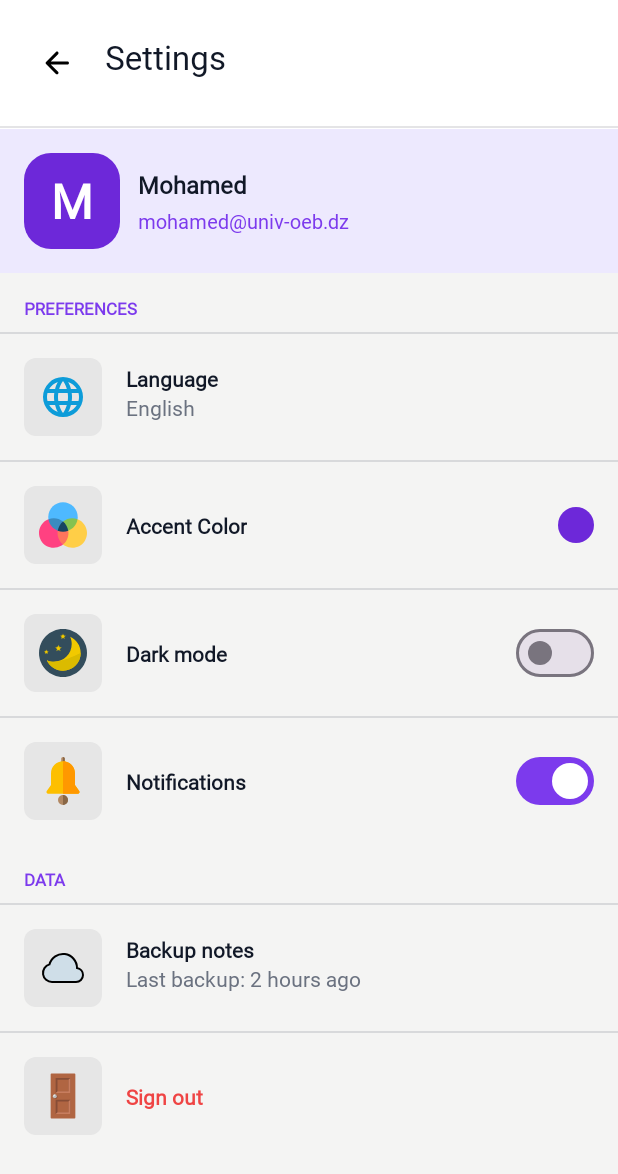
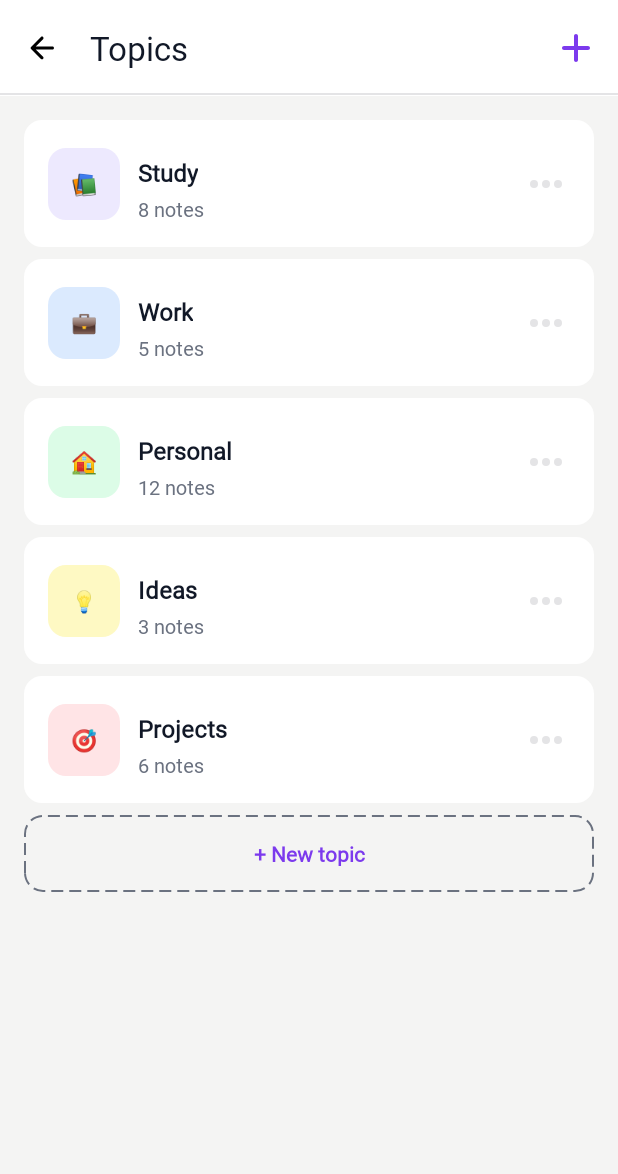
Before and after one commit to RyZeDZ/MyNotes-App, an Android app: the screen it shows after launch (SettingsActivity before the commit, TopicsActivity after it), on a phone screen of 412 x 824 dp. Shown: the top 1174 px of the screen. Run offline under Robolectric (Android 15) with nearby library versions, the light colour scheme and no system bars.

Commit message:
Add Topics screen with emoji icons, note counts and new topic footer

```diff
--- a/app/src/main/AndroidManifest.xml
+++ b/app/src/main/AndroidManifest.xml
@@ -12,7 +12,7 @@
         android:supportsRtl="true"
         android:theme="@style/Theme.MyNotes">
         <activity
-            android:name=".SettingsActivity"
+            android:name=".TopicsActivity"
             android:exported="true">
             <intent-filter>
                 <action android:name="android.intent.action.MAIN" />
@@ -20,6 +20,7 @@
                 <category android:name="android.intent.category.LAUNCHER" />
             </intent-filter>
         </activity>
+        <activity android:name=".SettingsActivity" />
         <activity android:name=".TrashActivity" />
         <activity android:name=".MainActivity" />
         <activity android:name=".ArchiveActivity" />
--- /dev/null
+++ b/app/src/main/java/com/example/mynotes/Topic.java
@@ -0,0 +1,15 @@
+package com.example.mynotes;
+
+public class Topic {
+    String name;
+    String emoji;
+    int noteCount;
+    int iconBgColor;
+
+    public Topic(String name, String emoji, int noteCount, int iconBgColor) {
+        this.name = name;
+        this.emoji = emoji;
+        this.noteCount = noteCount;
+        this.iconBgColor = iconBgColor;
+    }
+}
--- /dev/null
+++ b/app/src/main/java/com/example/mynotes/TopicAdapter.java
@@ -0,0 +1,85 @@
+package com.example.mynotes;
+
+import android.view.LayoutInflater;
+import android.view.View;
+import android.view.ViewGroup;
+import android.widget.ImageButton;
+import android.widget.TextView;
+
+import androidx.annotation.NonNull;
+import androidx.core.content.ContextCompat;
+import androidx.recyclerview.widget.RecyclerView;
+
+import java.util.List;
+
+public class TopicAdapter extends RecyclerView.Adapter<RecyclerView.ViewHolder> {
+
+    private static final int TYPE_TOPIC = 0;
+    private static final int TYPE_FOOTER = 1;
+
+    List<Topic> topics;
+
+    public TopicAdapter(List<Topic> topics) {
+        this.topics = topics;
+    }
+
+    @Override
+    public int getItemViewType(int position) {
+        return position == topics.size() ? TYPE_FOOTER : TYPE_TOPIC;
+    }
+
+    @Override
+    public int getItemCount() {
+        return topics.size() + 1;
+    }
+
+    @NonNull
+    @Override
+    public RecyclerView.ViewHolder onCreateViewHolder(@NonNull ViewGroup parent, int viewType) {
+        if (viewType == TYPE_TOPIC) {
+            View view = LayoutInflater.from(parent.getContext())
+                    .inflate(R.layout.layout_topic_item, parent, false);
+            return new TopicViewHolder(view);
+        } else {
+            View view = LayoutInflater.from(parent.getContext())
+                    .inflate(R.layout.layout_topic_footer, parent, false);
+            return new FooterViewHolder(view);
+        }
+    }
+
+    @Override
+    public void onBindViewHolder(@NonNull RecyclerView.ViewHolder holder, int position) {
+        if (holder instanceof TopicViewHolder) {
+            TopicViewHolder h = (TopicViewHolder) holder;
+            Topic topic = topics.get(position);
+            h.topicName.setText(topic.name);
+            h.topicCount.setText(
+                    holder.itemView.getContext()
+                            .getString(R.string.topic_notes_count, topic.noteCount)
+            );
+            h.topicIcon.setText(topic.emoji);
+            h.topicIcon.getBackground().setTint(
+                    ContextCompat.getColor(holder.itemView.getContext(), topic.iconBgColor)
+            );
+        }
+    }
+
+    static class TopicViewHolder extends RecyclerView.ViewHolder {
+        TextView topicName, topicCount, topicIcon;
+        ImageButton ibMore;
+
+        public TopicViewHolder(@NonNull View itemView) {
+            super(itemView);
+            topicName = itemView.findViewById(R.id.tvTopicName);
+            topicCount = itemView.findViewById(R.id.tvTopicCount);
+            topicIcon = itemView.findViewById(R.id.tvTopicIcon);
+            ibMore = itemView.findViewById(R.id.ibTopicMore);
+        }
+    }
+
+    static class FooterViewHolder extends RecyclerView.ViewHolder {
+        public FooterViewHolder(@NonNull View itemView) {
+            super(itemView);
+        }
+    }
+}
--- /dev/null
+++ b/app/src/main/java/com/example/mynotes/TopicsActivity.java
@@ -0,0 +1,42 @@
+package com.example.mynotes;
+
+import android.os.Bundle;
+
+import androidx.appcompat.app.AppCompatActivity;
+import androidx.recyclerview.widget.LinearLayoutManager;
+import androidx.recyclerview.widget.RecyclerView;
+
+import com.google.android.material.appbar.MaterialToolbar;
+
+import java.util.ArrayList;
+import java.util.List;
+
+public class TopicsActivity extends AppCompatActivity {
+
+    RecyclerView recyclerView;
+    TopicAdapter adapter;
+    List<Topic> topics;
+
+    @Override
+    protected void onCreate(Bundle savedInstanceState) {
+        super.onCreate(savedInstanceState);
+        setContentView(R.layout.activity_topics);
+
+        MaterialToolbar toolbar = findViewById(R.id.materialToolbar);
+        toolbar.setNavigationIcon(R.drawable.ic_back);
+        toolbar.setNavigationOnClickListener(v -> finish());
+
+        topics = new ArrayList<>();
+        topics.add(new Topic("Study", "📚", 8, R.color.topicStudy));
+        topics.add(new Topic("Work", "💼", 5, R.color.topicWork));
+        topics.add(new Topic("Personal", "🏠", 12, R.color.topicPersonal));
+        topics.add(new Topic("Ideas", "💡", 3, R.color.topicIdeas));
+        topics.add(new Topic("Projects", "🎯", 6, R.color.topicProjects));
+
+        recyclerView = findViewById(R.id.recyclerView);
+        recyclerView.setLayoutManager(new LinearLayoutManager(this));
+
+        adapter = new TopicAdapter(topics);
+        recyclerView.setAdapter(adapter);
+    }
+}
--- /dev/null
+++ b/app/src/main/res/drawable/bg_topic_footer.xml
@@ -0,0 +1,10 @@
+<?xml version="1.0" encoding="utf-8"?>
+<shape xmlns:android="http://schemas.android.com/apk/res/android">
+    <solid android:color="@color/screenBg"/>
+    <stroke
+        android:width="1dp"
+        android:color="@color/textSecondary"
+        android:dashWidth="8dp"
+        android:dashGap="4dp"/>
+    <corners android:radius="12dp"/>
+</shape>
--- /dev/null
+++ b/app/src/main/res/drawable/bg_topic_icon.xml
@@ -0,0 +1,5 @@
+<?xml version="1.0" encoding="utf-8"?>
+<shape xmlns:android="http://schemas.android.com/apk/res/android">
+    <solid android:color="@color/topicIconBackground"/>
+    <corners android:radius="12dp"/>
+</shape>
--- /dev/null
+++ b/app/src/main/res/drawable/ic_add.xml
@@ -0,0 +1,5 @@
+<vector xmlns:android="http://schemas.android.com/apk/res/android" android:height="32dp" android:tint="#7C3AED" android:viewportHeight="24" android:viewportWidth="24" android:width="32dp">
+
+    <path android:fillColor="@android:color/white" android:pathData="M18,13h-5v5c0,0.55 -0.45,1 -1,1s-1,-0.45 -1,-1v-5H6c-0.55,0 -1,-0.45 -1,-1s0.45,-1 1,-1h5V6c0,-0.55 0.45,-1 1,-1s1,0.45 1,1v5h5c0.55,0 1,0.45 1,1s-0.45,1 -1,1z"/>
+
+</vector>
--- /dev/null
+++ b/app/src/main/res/drawable/ic_more.xml
@@ -0,0 +1,9 @@
+<vector xmlns:android="http://schemas.android.com/apk/res/android" android:height="32dp" android:viewportHeight="24" android:viewportWidth="24" android:width="32dp">
+
+    <path android:fillColor="#00000000" android:pathData="M17,12C17,12.552 17.448,13 18,13C18.552,13 19,12.552 19,12C19,11.448 18.552,11 18,11C17.448,11 17,11.448 17,12Z" android:strokeColor="#E4E4E6" android:strokeLineCap="round" android:strokeLineJoin="round" android:strokeWidth="2"/>
+
+    <path android:fillColor="#00000000" android:pathData="M11,12C11,12.552 11.448,13 12,13C12.552,13 13,12.552 13,12C13,11.448 12.552,11 12,11C11.448,11 11,11.448 11,12Z" android:strokeColor="#E4E4E6" android:strokeLineCap="round" android:strokeLineJoin="round" android:strokeWidth="2"/>
+
+    <path android:fillColor="#00000000" android:pathData="M5,12C5,12.552 5.448,13 6,13C6.552,13 7,12.552 7,12C7,11.448 6.552,11 6,11C5.448,11 5,11.448 5,12Z" android:strokeColor="#E4E4E6" android:strokeLineCap="round" android:strokeLineJoin="round" android:strokeWidth="2"/>
+
+</vector>
--- /dev/null
+++ b/app/src/main/res/layout/activity_topics.xml
@@ -0,0 +1,36 @@
+<?xml version="1.0" encoding="utf-8"?>
+<androidx.constraintlayout.widget.ConstraintLayout xmlns:android="http://schemas.android.com/apk/res/android"
+    xmlns:app="http://schemas.android.com/apk/res-auto"
+    xmlns:tools="http://schemas.android.com/tools"
+    android:id="@+id/main"
+    android:layout_width="match_parent"
+    android:layout_height="match_parent"
+    android:fitsSystemWindows="true"
+    android:background="@color/screenBg"
+    tools:context=".TopicsActivity">
+
+    <com.google.android.material.appbar.MaterialToolbar
+        android:id="@+id/materialToolbar"
+        android:layout_width="match_parent"
+        android:layout_height="wrap_content"
+        android:background="@drawable/bg_toolbar"
+        app:layout_constraintEnd_toEndOf="parent"
+        app:layout_constraintStart_toStartOf="parent"
+        app:layout_constraintTop_toTopOf="parent"
+        app:navigationIcon="@drawable/ic_back"
+        app:title="@string/screen_topics"
+        app:titleCentered="false"
+        app:titleTextColor="@color/textPrimary"
+        app:menu="@menu/topics_menu"/>
+
+    <androidx.recyclerview.widget.RecyclerView
+        android:id="@+id/recyclerView"
+        android:layout_width="match_parent"
+        android:layout_height="0dp"
+        android:layout_margin="16dp"
+        app:layout_constraintBottom_toBottomOf="parent"
+        app:layout_constraintEnd_toEndOf="parent"
+        app:layout_constraintStart_toStartOf="parent"
+        app:layout_constraintTop_toBottomOf="@+id/materialToolbar" />
+
+</androidx.constraintlayout.widget.ConstraintLayout>
--- /dev/null
+++ b/app/src/main/res/layout/layout_topic_footer.xml
@@ -0,0 +1,22 @@
+<?xml version="1.0" encoding="utf-8"?>
+<androidx.constraintlayout.widget.ConstraintLayout xmlns:android="http://schemas.android.com/apk/res/android"
+    xmlns:app="http://schemas.android.com/apk/res-auto"
+    xmlns:tools="http://schemas.android.com/tools"
+    android:layout_width="match_parent"
+    android:layout_height="wrap_content"
+    android:background="@drawable/bg_topic_footer"
+    android:padding="16dp">
+
+    <TextView
+        android:layout_width="match_parent"
+        android:layout_height="wrap_content"
+        android:gravity="center"
+        android:text="@string/btn_new_topic"
+        android:textColor="@color/primary"
+        android:textStyle="bold"
+        app:layout_constraintBottom_toBottomOf="parent"
+        app:layout_constraintEnd_toEndOf="parent"
+        app:layout_constraintStart_toStartOf="parent"
+        app:layout_constraintTop_toTopOf="parent" />
+
+</androidx.constraintlayout.widget.ConstraintLayout>
--- /dev/null
+++ b/app/src/main/res/layout/layout_topic_item.xml
@@ -0,0 +1,59 @@
+<?xml version="1.0" encoding="utf-8"?>
+<androidx.constraintlayout.widget.ConstraintLayout xmlns:android="http://schemas.android.com/apk/res/android"
+    xmlns:app="http://schemas.android.com/apk/res-auto"
+    xmlns:tools="http://schemas.android.com/tools"
+    android:layout_width="match_parent"
+    android:layout_height="wrap_content"
+    android:background="@drawable/bg_note_card"
+    android:padding="16dp"
+    android:layout_marginBottom="8dp">
+
+    <TextView
+        android:id="@+id/tvTopicIcon"
+        android:layout_width="48dp"
+        android:layout_height="48dp"
+        android:background="@drawable/bg_topic_icon"
+        android:padding="8dp"
+        android:gravity="center"
+        app:layout_constraintBottom_toBottomOf="parent"
+        app:layout_constraintStart_toStartOf="parent"
+        app:layout_constraintTop_toTopOf="parent" />
+
+    <TextView
+        android:id="@+id/tvTopicName"
+        android:layout_width="0dp"
+        android:layout_height="wrap_content"
+        android:layout_marginStart="12dp"
+        android:layout_marginEnd="12dp"
+        android:layout_marginTop="8dp"
+        android:text="@string/screen_topics"
+        android:textColor="@color/textPrimary"
+        android:textSize="16sp"
+        android:textStyle="bold"
+        app:layout_constraintStart_toEndOf="@+id/tvTopicIcon"
+        app:layout_constraintTop_toTopOf="parent" />
+
+    <TextView
+        android:id="@+id/tvTopicCount"
+        android:layout_width="0dp"
+        android:layout_height="wrap_content"
+        android:layout_marginStart="12dp"
+        android:layout_marginTop="4dp"
+        android:textColor="@color/textSecondary"
+        android:textSize="13sp"
+        android:text="@string/topic_notes_count"
+        app:layout_constraintEnd_toStartOf="@+id/ibTopicMore"
+        app:layout_constraintStart_toEndOf="@+id/tvTopicIcon"
+        app:layout_constraintTop_toBottomOf="@+id/tvTopicName" />
+
+    <ImageButton
+        android:id="@+id/ibTopicMore"
+        android:layout_width="wrap_content"
+        android:layout_height="wrap_content"
+        android:background="@android:color/transparent"
+        android:src="@drawable/ic_more"
+        app:layout_constraintBottom_toBottomOf="parent"
+        app:layout_constraintEnd_toEndOf="parent"
+        app:layout_constraintTop_toTopOf="parent" />
+
+</androidx.constraintlayout.widget.ConstraintLayout>
--- /dev/null
+++ b/app/src/main/res/menu/topics_menu.xml
@@ -0,0 +1,9 @@
+<?xml version="1.0" encoding="utf-8"?>
+<menu xmlns:android="http://schemas.android.com/apk/res/android"
+    xmlns:app="http://schemas.android.com/apk/res-auto">
+    <item
+        android:id="@+id/action_add_topic"
+        android:icon="@drawable/ic_add"
+        android:title="@string/btn_new_topic"
+        app:showAsAction="always"/>
+</menu>
--- a/app/src/main/res/values/colors.xml
+++ b/app/src/main/res/values/colors.xml
@@ -16,4 +16,10 @@
     <color name="red">#EF4444</color>
     <color name="redLight">#1AEF4444</color>
     <color name="profileBg">#EDE9FE</color>
+    <color name="topicStudy">#EDE9FE</color>
+    <color name="topicWork">#DBEAFE</color>
+    <color name="topicPersonal">#DCFCE7</color>
+    <color name="topicIdeas">#FEF9C3</color>
+    <color name="topicProjects">#FFE4E6</color>
+    <color name="topicIconBackground">#F3F4F6</color>
 </resources>
--- a/app/src/main/res/values/strings.xml
+++ b/app/src/main/res/values/strings.xml
@@ -25,4 +25,7 @@
     <string name="settings_backup">Backup notes</string>
     <string name="settings_backup_subtitle">Last backup: 2 hours ago</string>
     <string name="settings_sign_out">Sign out</string>
+    <string name="screen_topics">Topics</string>
+    <string name="btn_new_topic">+ New topic</string>
+    <string name="topic_notes_count">%d notes</string>
 </resources>
```
